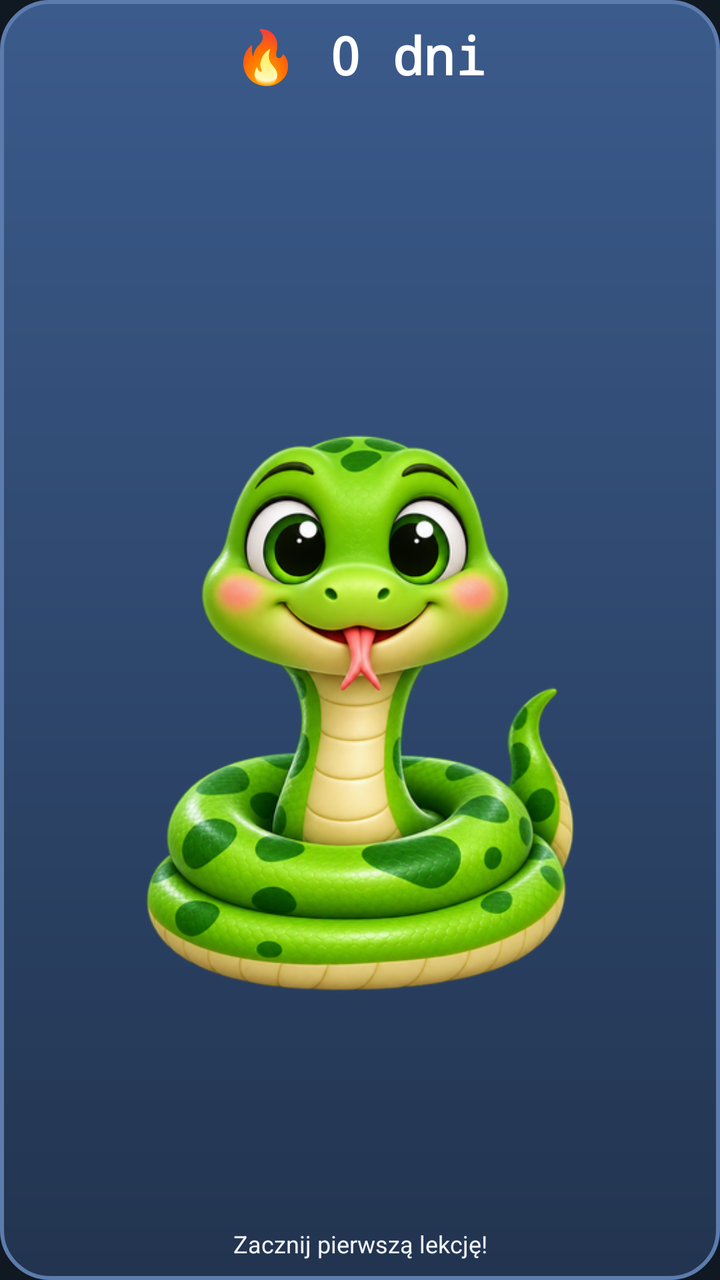
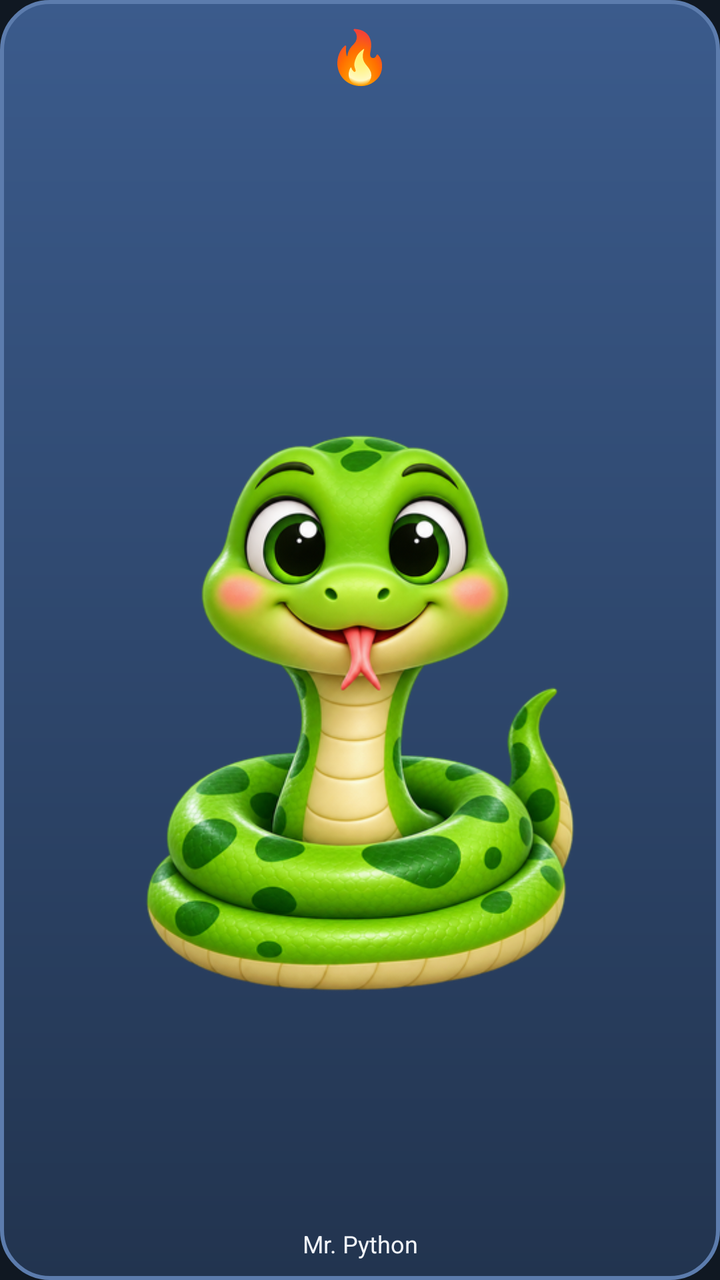

An Android layout rendered at two revisions. The XML below is the earlier revision; the diff shows what the commit changed to produce the second picture.
<!-- AndroidManifest.xml: application theme Theme.MrPython -->
<!-- res/layout/widget_streak.xml -->
<?xml version="1.0" encoding="utf-8"?>
<LinearLayout xmlns:android="http://schemas.android.com/apk/res/android"
    android:id="@+id/widget_root"
    android:layout_width="match_parent"
    android:layout_height="match_parent"
    android:background="@drawable/widget_bg_bored"
    android:gravity="center_horizontal"
    android:orientation="vertical"
    android:padding="10dp">

    <TextView
        android:id="@+id/widget_streak"
        android:layout_width="wrap_content"
        android:layout_height="wrap_content"
        android:fontFamily="monospace"
        android:maxLines="1"
        android:text="🔥 0 dni"
        android:textColor="#FFFFFF"
        android:textSize="26sp"
        android:textStyle="bold" />

    <ImageView
        android:id="@+id/widget_snake"
        android:layout_width="match_parent"
        android:layout_height="0dp"
        android:layout_weight="1"
        android:contentDescription="@string/app_name"
        android:scaleType="fitCenter"
        android:src="@drawable/snake_green" />

    <TextView
        android:id="@+id/widget_text"
        android:layout_width="match_parent"
        android:layout_height="wrap_content"
        android:ellipsize="end"
        android:gravity="center"
        android:maxLines="2"
        android:text="Zacznij pierwszą lekcję!"
        android:textColor="#F2F5FA"
        android:textSize="12sp" />
</LinearLayout>
<!-- resources referenced by this layout -->
<resources>
  <!-- drawable snake_green: png bitmap (drawable-nodpi, 196140 bytes) -->
  <!-- drawable widget_bg_bored (drawable) -->
  <?xml version="1.0" encoding="utf-8"?>
  <shape xmlns:android="http://schemas.android.com/apk/res/android" android:shape="rectangle">
      <gradient android:angle="270" android:startColor="#3B5B8C" android:endColor="#22344F" />
      <stroke android:width="2dp" android:color="#5C7CAD" />
      <corners android:radius="24dp" />
  </shape>
  <string name="app_name">Mr. Python</string>
  <style name="Theme.MrPython" parent="android:Theme.Material.NoActionBar">
          <item name="android:windowBackground">@color/app_background</item>
      </style>
  <color name="app_background">#101822</color>
</resources>

<!-- the commit's change to res/layout/widget_streak.xml (unified diff, before → after) -->
@@ -14,7 +14,7 @@
         android:layout_height="wrap_content"
         android:fontFamily="monospace"
         android:maxLines="1"
-        android:text="🔥 0 dni"
+        android:text="🔥"
         android:textColor="#FFFFFF"
         android:textSize="26sp"
         android:textStyle="bold" />
@@ -35,7 +35,7 @@
         android:ellipsize="end"
         android:gravity="center"
         android:maxLines="2"
-        android:text="Zacznij pierwszą lekcję!"
+        android:text="Mr. Python"
         android:textColor="#F2F5FA"
         android:textSize="12sp" />
 </LinearLayout>
